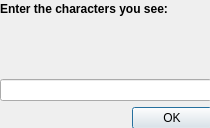
Above: ui/captcha.ui from gitter-badger/simplechatclient before the change. Below: the same form after it.
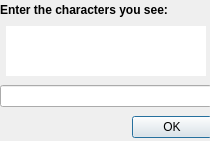
That is the form after the change. Icons and pictures are not drawn.

```diff
--- a/ui/captcha.ui
+++ b/ui/captcha.ui
@@ -7,19 +7,19 @@
     <x>0</x>
     <y>0</y>
     <width>210</width>
-    <height>128</height>
+    <height>141</height>
    </rect>
   </property>
   <property name="minimumSize">
    <size>
     <width>210</width>
-    <height>128</height>
+    <height>141</height>
    </size>
   </property>
   <property name="maximumSize">
    <size>
     <width>210</width>
-    <height>128</height>
+    <height>141</height>
    </size>
   </property>
   <property name="windowTitle">
@@ -35,12 +35,18 @@
      <x>0</x>
      <y>0</y>
      <width>212</width>
-     <height>129</height>
+     <height>141</height>
     </rect>
    </property>
    <layout class="QVBoxLayout" name="verticalLayout">
     <item>
      <widget class="QLabel" name="label_text">
+      <property name="sizePolicy">
+       <sizepolicy hsizetype="Preferred" vsizetype="Fixed">
+        <horstretch>0</horstretch>
+        <verstretch>0</verstretch>
+       </sizepolicy>
+      </property>
       <property name="styleSheet">
        <string notr="true">font-weight:bold;</string>
       </property>
@@ -78,6 +84,9 @@
           <height>50</height>
          </size>
         </property>
+        <property name="styleSheet">
+         <string notr="true">background-color:#ffffff;</string>
+        </property>
         <property name="text">
          <string/>
         </property>
```
